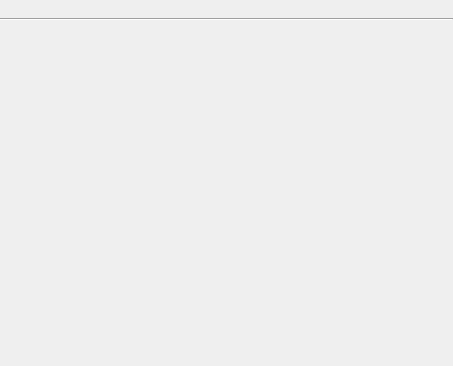
Above: designer/addcards.ui from ankitects/anki before the change. Below: the same form after it.
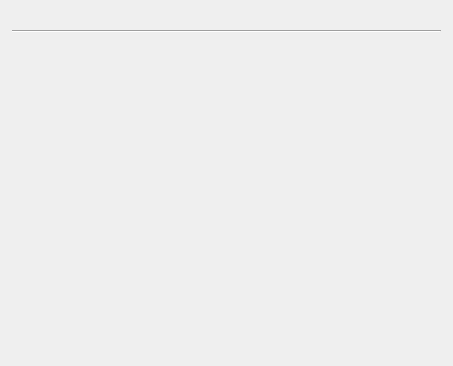
That is the form after the change. Icons and pictures are not drawn.

Commit message: more robust deck load on startup

```diff
--- a/designer/addcards.ui
+++ b/designer/addcards.ui
@@ -22,7 +22,7 @@
     <number>3</number>
    </property>
    <property name="margin">
-    <number>0</number>
+    <number>12</number>
    </property>
    <item>
     <layout class="QGridLayout">
```
The commit also changes 2 other files.
